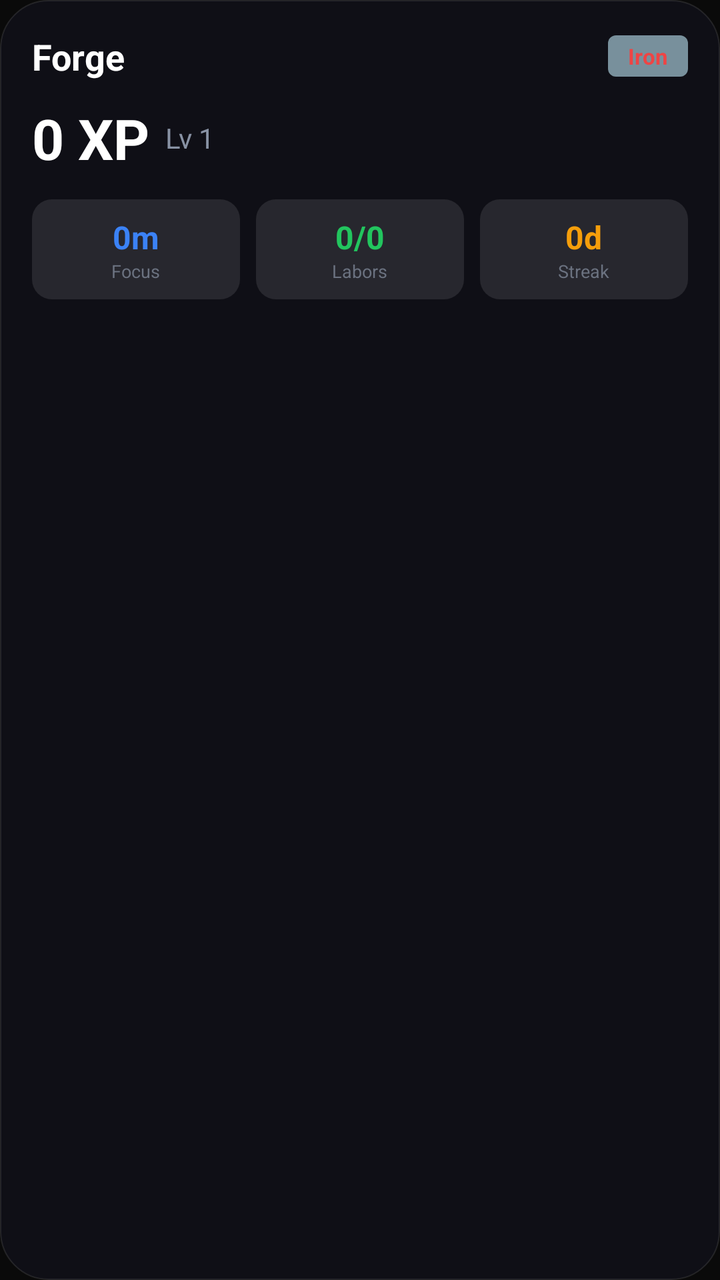
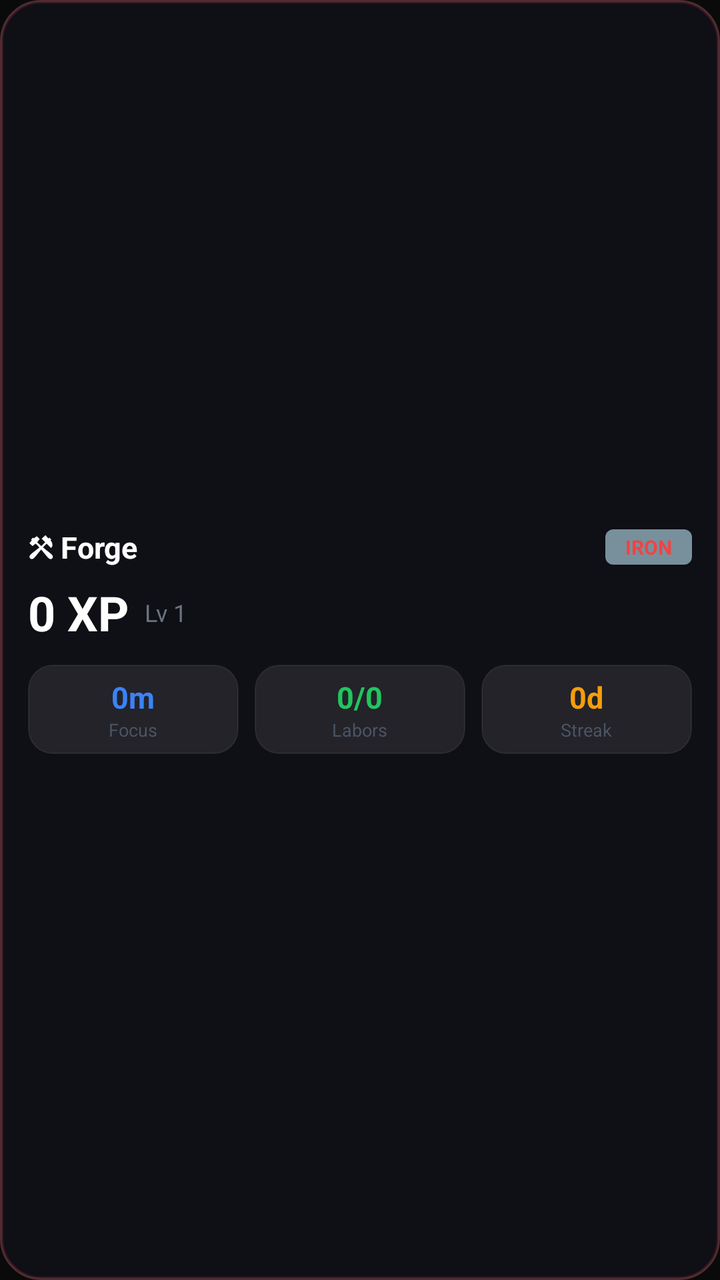

Before-and-after screenshots of an Android layout around one commit, followed by the original layout XML and the change that was made.
<!-- AndroidManifest.xml: application theme Theme.Forge -->
<!-- res/layout/widget_forge.xml -->
<?xml version="1.0" encoding="utf-8"?>
<LinearLayout xmlns:android="http://schemas.android.com/apk/res/android"
    android:id="@+id/widget_root"
    android:layout_width="match_parent"
    android:layout_height="match_parent"
    android:background="@drawable/widget_bg_glass"
    android:orientation="vertical"
    android:padding="16dp">
    <LinearLayout
        android:layout_width="match_parent"
        android:layout_height="wrap_content"
        android:orientation="horizontal"
        android:gravity="center_vertical">
        <TextView
            android:layout_width="0dp"
            android:layout_height="wrap_content"
            android:layout_weight="1"
            android:text="Forge"
            android:textColor="#FFFFFF"
            android:textSize="18sp"
            android:textStyle="bold" />
        <TextView
            android:id="@+id/widget_rank"
            android:layout_width="wrap_content"
            android:layout_height="wrap_content"
            android:text="Iron"
            android:textColor="#ef4444"
            android:textSize="11sp"
            android:textStyle="bold"
            android:background="@drawable/rank_pill_bg"
            android:paddingStart="10dp"
            android:paddingEnd="10dp"
            android:paddingTop="3dp"
            android:paddingBottom="3dp" />
    </LinearLayout>
    <LinearLayout
        android:layout_width="match_parent"
        android:layout_height="wrap_content"
        android:orientation="horizontal"
        android:gravity="center_vertical"
        android:layout_marginTop="10dp">
        <TextView
            android:id="@+id/widget_xp"
            android:layout_width="wrap_content"
            android:layout_height="wrap_content"
            android:text="0 XP"
            android:textColor="#FFFFFF"
            android:textSize="28sp"
            android:textStyle="bold" />
        <TextView
            android:id="@+id/widget_level"
            android:layout_width="wrap_content"
            android:layout_height="wrap_content"
            android:text="Lv 1"
            android:textColor="#8892a4"
            android:textSize="14sp"
            android:layout_marginStart="8dp" />
    </LinearLayout>
    <LinearLayout
        android:layout_width="match_parent"
        android:layout_height="wrap_content"
        android:orientation="horizontal"
        android:layout_marginTop="12dp"
        android:gravity="center_horizontal">
        <LinearLayout
            android:layout_width="0dp"
            android:layout_height="wrap_content"
            android:layout_weight="1"
            android:orientation="vertical"
            android:gravity="center"
            android:background="@drawable/stat_chip_bg"
            android:padding="8dp"
            android:layout_marginEnd="4dp">
            <TextView
                android:id="@+id/widget_focus"
                android:layout_width="wrap_content"
                android:layout_height="wrap_content"
                android:text="0m"
                android:textColor="#3b82f6"
                android:textSize="16sp"
                android:textStyle="bold" />
            <TextView
                android:layout_width="wrap_content"
                android:layout_height="wrap_content"
                android:text="Focus"
                android:textColor="#6b7280"
                android:textSize="9sp" />
        </LinearLayout>
        <LinearLayout
            android:layout_width="0dp"
            android:layout_height="wrap_content"
            android:layout_weight="1"
            android:orientation="vertical"
            android:gravity="center"
            android:background="@drawable/stat_chip_bg"
            android:padding="8dp"
            android:layout_marginStart="4dp"
            android:layout_marginEnd="4dp">
            <TextView
                android:id="@+id/widget_labors"
                android:layout_width="wrap_content"
                android:layout_height="wrap_content"
                android:text="0/0"
                android:textColor="#22c55e"
                android:textSize="16sp"
                android:textStyle="bold" />
            <TextView
                android:layout_width="wrap_content"
                android:layout_height="wrap_content"
                android:text="Labors"
                android:textColor="#6b7280"
                android:textSize="9sp" />
        </LinearLayout>
        <LinearLayout
            android:layout_width="0dp"
            android:layout_height="wrap_content"
            android:layout_weight="1"
            android:orientation="vertical"
            android:gravity="center"
            android:background="@drawable/stat_chip_bg"
            android:padding="8dp"
            android:layout_marginStart="4dp">
            <TextView
                android:id="@+id/widget_streak"
                android:layout_width="wrap_content"
                android:layout_height="wrap_content"
                android:text="0d"
                android:textColor="#f59e0b"
                android:textSize="16sp"
                android:textStyle="bold" />
            <TextView
                android:layout_width="wrap_content"
                android:layout_height="wrap_content"
                android:text="Streak"
                android:textColor="#6b7280"
                android:textSize="9sp" />
        </LinearLayout>
    </LinearLayout>
</LinearLayout>
<!-- resources referenced by this layout -->
<resources>
  <!-- drawable rank_pill_bg (drawable) -->
  <?xml version="1.0" encoding="utf-8"?>
  <shape xmlns:android="http://schemas.android.com/apk/res/android"
      android:shape="rectangle">
      <solid android:color="#78909C" />
      <corners android:radius="4dp" />
  </shape>
  <!-- drawable stat_chip_bg (drawable) -->
  <?xml version="1.0" encoding="utf-8"?>
  <shape xmlns:android="http://schemas.android.com/apk/res/android" android:shape="rectangle">
      <solid android:color="#1Affffff"/>
      <corners android:radius="10dp"/>
  </shape>
  <!-- drawable widget_bg_glass (drawable) -->
  <?xml version="1.0" encoding="utf-8"?>
  <shape xmlns:android="http://schemas.android.com/apk/res/android" android:shape="rectangle">
      <solid android:color="#E6101018"/>
      <corners android:radius="24dp"/>
      <stroke android:width="0.5dp" android:color="#1Affffff"/>
  </shape>
  <style name="Theme.Forge" parent="Theme.AppCompat.NoActionBar">
          <item name="android:windowBackground">#FF0A0A0A</item>
          <item name="android:statusBarColor">#FF0A0A0A</item>
          <item name="android:navigationBarColor">#FF0A0A0A</item>
          <item name="android:windowFullscreen">true</item>
          <item name="android:windowActionBar">false</item>
          <item name="android:windowNoTitle">true</item>
          <item name="colorPrimary">#FFCF4A</item>
          <item name="colorPrimaryDark">#0A0A0A</item>
          <item name="colorAccent">#FFCF4A</item>
      </style>
</resources>

<!-- the commit's change to res/layout/widget_forge.xml (unified diff, before → after) -->
@@ -5,7 +5,9 @@
     android:layout_height="match_parent"
     android:background="@drawable/widget_bg_glass"
     android:orientation="vertical"
-    android:padding="16dp">
+    android:gravity="center_vertical"
+    android:padding="14dp">
+    
     <LinearLayout
         android:layout_width="match_parent"
         android:layout_height="wrap_content"
@@ -15,53 +17,56 @@
             android:layout_width="0dp"
             android:layout_height="wrap_content"
             android:layout_weight="1"
-            android:text="Forge"
+            android:text="⚒ Forge"
             android:textColor="#FFFFFF"
-            android:textSize="18sp"
+            android:textSize="15sp"
             android:textStyle="bold" />
         <TextView
             android:id="@+id/widget_rank"
             android:layout_width="wrap_content"
             android:layout_height="wrap_content"
-            android:text="Iron"
+            android:text="IRON"
             android:textColor="#ef4444"
-            android:textSize="11sp"
+            android:textSize="10sp"
             android:textStyle="bold"
             android:background="@drawable/rank_pill_bg"
             android:paddingStart="10dp"
             android:paddingEnd="10dp"
-            android:paddingTop="3dp"
-            android:paddingBottom="3dp" />
+            android:paddingTop="2dp"
+            android:paddingBottom="2dp" />
     </LinearLayout>
+    
     <LinearLayout
         android:layout_width="match_parent"
         android:layout_height="wrap_content"
         android:orientation="horizontal"
-        android:gravity="center_vertical"
-        android:layout_marginTop="10dp">
+        android:gravity="center_vertical|left"
+        android:layout_marginTop="6dp">
         <TextView
             android:id="@+id/widget_xp"
             android:layout_width="wrap_content"
             android:layout_height="wrap_content"
             android:text="0 XP"
             android:textColor="#FFFFFF"
-            android:textSize="28sp"
+            android:textSize="24sp"
             android:textStyle="bold" />
         <TextView
             android:id="@+id/widget_level"
             android:layout_width="wrap_content"
             android:layout_height="wrap_content"
             android:text="Lv 1"
-            android:textColor="#8892a4"
-            android:textSize="14sp"
+            android:textColor="#6b7280"
+            android:textSize="12sp"
             android:layout_marginStart="8dp" />
     </LinearLayout>
+    
     <LinearLayout
         android:layout_width="match_parent"
         android:layout_height="wrap_content"
         android:orientation="horizontal"
-        android:layout_marginTop="12dp"
+        android:layout_marginTop="10dp"
         android:gravity="center_horizontal">
+        
         <LinearLayout
             android:layout_width="0dp"
             android:layout_height="wrap_content"
@@ -69,7 +74,8 @@
             android:orientation="vertical"
             android:gravity="center"
             android:background="@drawable/stat_chip_bg"
-            android:padding="8dp"
+            android:paddingTop="6dp"
+            android:paddingBottom="6dp"
             android:layout_marginEnd="4dp">
             <TextView
                 android:id="@+id/widget_focus"
@@ -77,15 +83,16 @@
                 android:layout_height="wrap_content"
                 android:text="0m"
                 android:textColor="#3b82f6"
-                android:textSize="16sp"
+                android:textSize="15sp"
                 android:textStyle="bold" />
             <TextView
                 android:layout_width="wrap_content"
                 android:layout_height="wrap_content"
                 android:text="Focus"
-                android:textColor="#6b7280"
+                android:textColor="#4b5563"
                 android:textSize="9sp" />
         </LinearLayout>
+        
         <LinearLayout
             android:layout_width="0dp"
             android:layout_height="wrap_content"
@@ -93,7 +100,8 @@
             android:orientation="vertical"
             android:gravity="center"
             android:background="@drawable/stat_chip_bg"
-            android:padding="8dp"
+            android:paddingTop="6dp"
+            android:paddingBottom="6dp"
             android:layout_marginStart="4dp"
             android:layout_marginEnd="4dp">
             <TextView
@@ -102,15 +110,16 @@
                 android:layout_height="wrap_content"
                 android:text="0/0"
                 android:textColor="#22c55e"
-                android:textSize="16sp"
+                android:textSize="15sp"
                 android:textStyle="bold" />
             <TextView
                 android:layout_width="wrap_content"
                 android:layout_height="wrap_content"
                 android:text="Labors"
-                android:textColor="#6b7280"
+                android:textColor="#4b5563"
                 android:textSize="9sp" />
         </LinearLayout>
+        
         <LinearLayout
             android:layout_width="0dp"
             android:layout_height="wrap_content"
@@ -118,7 +127,8 @@
             android:orientation="vertical"
             android:gravity="center"
             android:background="@drawable/stat_chip_bg"
-            android:padding="8dp"
+            android:paddingTop="6dp"
+            android:paddingBottom="6dp"
             android:layout_marginStart="4dp">
             <TextView
                 android:id="@+id/widget_streak"
@@ -126,13 +136,13 @@
                 android:layout_height="wrap_content"
                 android:text="0d"
                 android:textColor="#f59e0b"
-                android:textSize="16sp"
+                android:textSize="15sp"
                 android:textStyle="bold" />
             <TextView
                 android:layout_width="wrap_content"
                 android:layout_height="wrap_content"
                 android:text="Streak"
-                android:textColor="#6b7280"
+                android:textColor="#4b5563"
                 android:textSize="9sp" />
         </LinearLayout>
     </LinearLayout>
<!-- resource entries referenced after the edit -->
@@ -10,16 +10,30 @@
   <!-- drawable stat_chip_bg (drawable) -->
   <?xml version="1.0" encoding="utf-8"?>
   <shape xmlns:android="http://schemas.android.com/apk/res/android" android:shape="rectangle">
-      <solid android:color="#1Affffff"/>
-      <corners android:radius="10dp"/>
+      <solid android:color="#15ffffff"/>
+      <corners android:radius="12dp"/>
+      <stroke android:width="0.5dp" android:color="#12ffffff"/>
   </shape>
   <!-- drawable widget_bg_glass (drawable) -->
   <?xml version="1.0" encoding="utf-8"?>
-  <shape xmlns:android="http://schemas.android.com/apk/res/android" android:shape="rectangle">
-      <solid android:color="#E6101018"/>
-      <corners android:radius="24dp"/>
-      <stroke android:width="0.5dp" android:color="#1Affffff"/>
-  </shape>
+  <layer-list xmlns:android="http://schemas.android.com/apk/res/android">
+      
+      <item>
+          <shape android:shape="rectangle">
+              <solid android:color="#E8101018"/>
+              <corners android:radius="20dp"/>
+              <stroke android:width="1dp" android:color="#20ffffff"/>
+          </shape>
+      </item>
+      
+      <item android:top="0dp" android:bottom="0dp">
+          <shape android:shape="rectangle">
+              <solid android:color="#00000000"/>
+              <corners android:radius="20dp"/>
+              <stroke android:width="1.5dp" android:color="#30e63946"/>
+          </shape>
+      </item>
+  </layer-list>
   <style name="Theme.Forge" parent="Theme.AppCompat.NoActionBar">
           <item name="android:windowBackground">#FF0A0A0A</item>
           <item name="android:statusBarColor">#FF0A0A0A</item>
